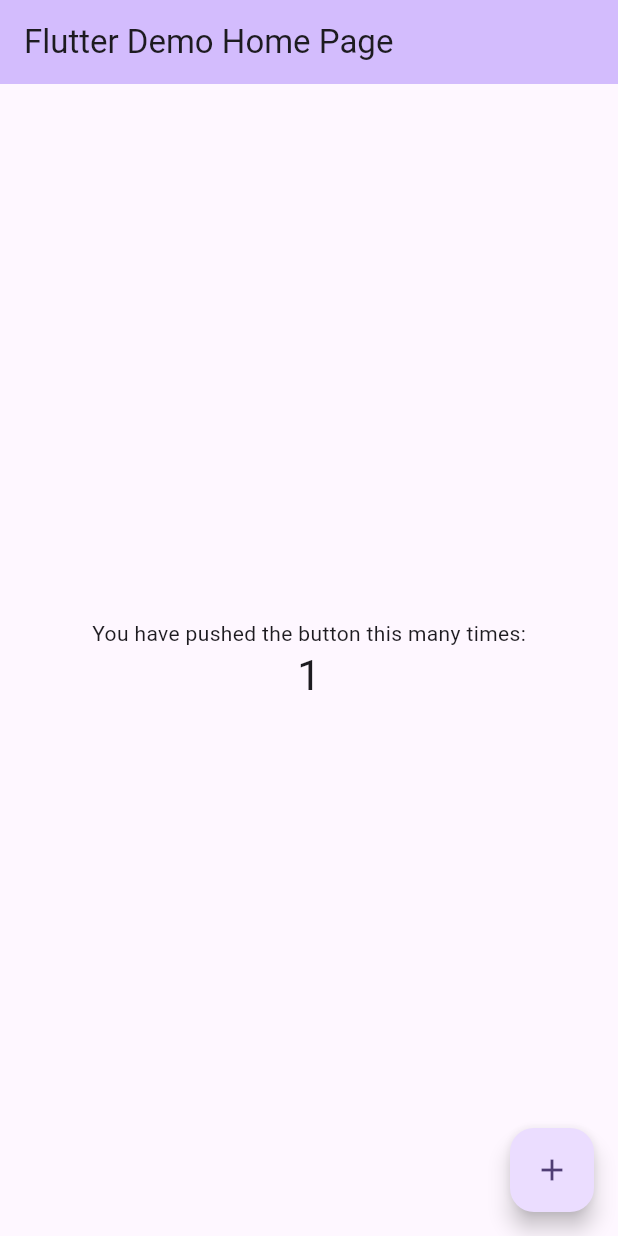
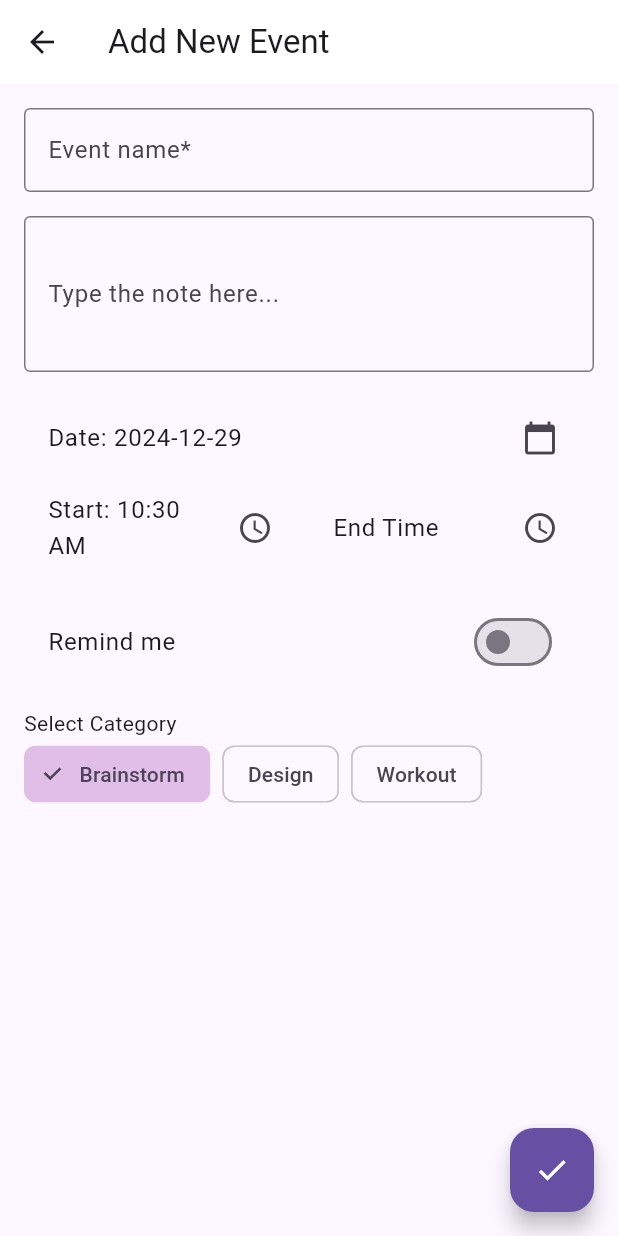
Before and after one commit to Zu9zwan9/flowo_client, a Flutter app: the screen it shows after launch, after a tap on the "add" icon, on a phone screen of 412 x 824 dp. Run offline on Flutter 3.47's test engine with Material 3 defaults, Android fonts, the phone set to English and light mode, and no system bars; our stand-ins replace equatable, flutter_bloc, table_calendar.

Commit message:
0.0.1v calendar and tasks

```diff
--- /dev/null
+++ b/lib/blocs/calendar/calendar_cubit.dart
@@ -0,0 +1,60 @@
+import 'package:flutter_bloc/flutter_bloc.dart';
+import '../../models/event_model.dart';
+import 'calendar_state.dart';
+
+class CalendarCubit extends Cubit<CalendarState> {
+  CalendarCubit()
+      : super(CalendarState(selectedDate: DateTime.now()));
+
+  void selectDate(DateTime date) {
+    emit(state.copyWith(selectedDate: date));
+  }
+
+  void addEvent(Event event) {
+    final updatedEvents = List<Event>.from(state.events)..add(event);
+    emit(state.copyWith(
+      events: updatedEvents,
+      status: CalendarStatus.success,
+    ));
+  }
+
+  void updateEvent(Event event) {
+    final updatedEvents = state.events.map((e) {
+      return e.id == event.id ? event : e;
+    }).toList();
+
+    emit(state.copyWith(
+      events: updatedEvents,
+      status: CalendarStatus.success,
+    ));
+  }
+
+  void deleteEvent(String eventId) {
+    final updatedEvents = state.events.where((event) => event.id != eventId).toList();
+    emit(state.copyWith(
+      events: updatedEvents,
+      status: CalendarStatus.success,
+    ));
+  }
+
+  void toggleEventCompletion(String eventId) {
+    final updatedEvents = state.events.map((event) {
+      if (event.id == eventId) {
+        return event.copyWith(isCompleted: !event.isCompleted);
+      }
+      return event;
+    }).toList();
+
+    emit(state.copyWith(
+      events: updatedEvents,
+      status: CalendarStatus.success,
+    ));
+  }
+
+  List<Event> getEventsForSelectedDate() {
+    return state.events.where((event) =>
+    event.date.year == state.selectedDate.year &&
+        event.date.month == state.selectedDate.month &&
+        event.date.day == state.selectedDate.day).toList();
+  }
+}
--- /dev/null
+++ b/lib/blocs/calendar/calendar_state.dart
@@ -0,0 +1,35 @@
+import 'package:equatable/equatable.dart';
+import '../../models/event_model.dart';
+
+enum CalendarStatus { initial, loading, success, failure }
+
+class CalendarState extends Equatable {
+  final CalendarStatus status;
+  final List<Event> events;
+  final DateTime selectedDate;
+  final String? errorMessage;
+
+  const CalendarState({
+    this.status = CalendarStatus.initial,
+    this.events = const [],
+    required this.selectedDate,
+    this.errorMessage,
+  });
+
+  @override
+  List<Object?> get props => [status, events, selectedDate, errorMessage];
+
+  CalendarState copyWith({
+    CalendarStatus? status,
+    List<Event>? events,
+    DateTime? selectedDate,
+    String? errorMessage,
+  }) {
+    return CalendarState(
+      status: status ?? this.status,
+      events: events ?? this.events,
+      selectedDate: selectedDate ?? this.selectedDate,
+      errorMessage: errorMessage ?? this.errorMessage,
+    );
+  }
+}
--- /dev/null
+++ b/lib/blocs/event_form/event_form_cubit.dart
@@ -0,0 +1,19 @@
+import 'package:flutter_bloc/flutter_bloc.dart';
+import 'event_form_state.dart';
+import '../../models/event_model.dart';
+
+class EventFormCubit extends Cubit<EventFormState> {
+  EventFormCubit() : super(EventFormInitial());
+
+  void createEvent(Event event) {
+    emit(EventFormLoading());
+    try {
+      // Simulate a delay for event creation
+      Future.delayed(Duration(seconds: 1), () {
+        emit(EventFormSuccess(event));
+      });
+    } catch (e) {
+      emit(EventFormFailure(e.toString()));
+    }
+  }
+}
--- /dev/null
+++ b/lib/blocs/event_form/event_form_state.dart
@@ -0,0 +1,31 @@
+import 'package:equatable/equatable.dart';
+import '../../models/event_model.dart';
+
+abstract class EventFormState extends Equatable {
+  const EventFormState();
+
+  @override
+  List<Object?> get props => [];
+}
+
+class EventFormInitial extends EventFormState {}
+
+class EventFormLoading extends EventFormState {}
+
+class EventFormSuccess extends EventFormState {
+  final Event event;
+
+  const EventFormSuccess(this.event);
+
+  @override
+  List<Object?> get props => [event];
+}
+
+class EventFormFailure extends EventFormState {
+  final String error;
+
+  const EventFormFailure(this.error);
+
+  @override
+  List<Object?> get props => [error];
+}
--- a/lib/main.dart
+++ b/lib/main.dart
@@ -1,4 +1,9 @@
 import 'package:flutter/material.dart';
+import 'package:flutter_bloc/flutter_bloc.dart';
+import 'package:table_calendar/table_calendar.dart';
+import 'blocs/calendar/calendar_cubit.dart';
+import 'blocs/event_form/event_form_cubit.dart';
+import 'screens/calendar_screen.dart';
 
 void main() {
   runApp(const MyApp());
@@ -7,119 +12,81 @@
 class MyApp extends StatelessWidget {
   const MyApp({super.key});
 
-  // This widget is the root of your application.
   @override
   Widget build(BuildContext context) {
-    return MaterialApp(
-      title: 'Flutter Demo',
+    return MultiBlocProvider(
+      providers: [
+        BlocProvider(create: (context) => CalendarCubit()),
+        BlocProvider(create: (context) => EventFormCubit()),
+      ],
+      child: MaterialApp(
+        title: 'Calendar App',
         theme: ThemeData(
-        // This is the theme of your application.
-        //
-        // TRY THIS: Try running your application with "flutter run". You'll see
-        // the application has a purple toolbar. Then, without quitting the app,
-        // try changing the seedColor in the colorScheme below to Colors.green
-        // and then invoke "hot reload" (save your changes or press the "hot
-        // reload" button in a Flutter-supported IDE, or press "r" if you used
-        // the command line to start the app).
-        //
-        // Notice that the counter didn't reset back to zero; the application
-        // state is not lost during the reload. To reset the state, use hot
-        // restart instead.
-        //
-        // This works for code too, not just values: Most code changes can be
-        // tested with just a hot reload.
-        colorScheme: ColorScheme.fromSeed(seedColor: Colors.deepPurple),
+          colorScheme: ColorScheme.fromSeed(
+            seedColor: const Color(0xFF6750A4), // Purple color from design
+          ),
           useMaterial3: true,
+          appBarTheme: const AppBarTheme(
+            backgroundColor: Colors.white,
+            elevation: 0,
           ),
-      home: const MyHomePage(title: 'Flutter Demo Home Page'),
+          floatingActionButtonTheme: FloatingActionButtonThemeData(
+            backgroundColor: const Color(0xFF6750A4),
+            foregroundColor: Colors.white,
+          ),
+          chipTheme: ChipThemeData(
+            selectedColor: const Color(0xFF6750A4),
+            secondarySelectedColor: Colors.purple.shade100,
+          ),
+        ),
+        home: const HomeScreen(),
+      ),
     );
   }
 }
 
-class MyHomePage extends StatefulWidget {
-  const MyHomePage({super.key, required this.title});
-
-  // This widget is the home page of your application. It is stateful, meaning
-  // that it has a State object (defined below) that contains fields that affect
-  // how it looks.
-
-  // This class is the configuration for the state. It holds the values (in this
-  // case the title) provided by the parent (in this case the App widget) and
-  // used by the build method of the State. Fields in a Widget subclass are
-  // always marked "final".
-
-  final String title;
+class HomeScreen extends StatefulWidget {
+  const HomeScreen({super.key});
 
   @override
-  State<MyHomePage> createState() => _MyHomePageState();
+  State<HomeScreen> createState() => _HomeScreenState();
 }
 
-class _MyHomePageState extends State<MyHomePage> {
-  int _counter = 0;
+class _HomeScreenState extends State<HomeScreen> {
+  int _selectedIndex = 0;
 
-  void _incrementCounter() {
-    setState(() {
-      // This call to setState tells the Flutter framework that something has
-      // changed in this State, which causes it to rerun the build method below
-      // so that the display can reflect the updated values. If we changed
-      // _counter without calling setState(), then the build method would not be
-      // called again, and so nothing would appear to happen.
-      _counter++;
-    });
-  }
+  final List<Widget> _screens = [
+    const CalendarScreen(),
+    const Center(child: Text('Tasks')),
+    const Center(child: Text('Profile')),
+  ];
 
   @override
   Widget build(BuildContext context) {
-    // This method is rerun every time setState is called, for instance as done
-    // by the _incrementCounter method above.
-    //
-    // The Flutter framework has been optimized to make rerunning build methods
-    // fast, so that you can just rebuild anything that needs updating rather
-    // than having to individually change instances of widgets.
     return Scaffold(
-      appBar: AppBar(
-        // TRY THIS: Try changing the color here to a specific color (to
-        // Colors.amber, perhaps?) and trigger a hot reload to see the AppBar
-        // change color while the other colors stay the same.
-        backgroundColor: Theme.of(context).colorScheme.inversePrimary,
-        // Here we take the value from the MyHomePage object that was created by
-        // the App.build method, and use it to set our appbar title.
-        title: Text(widget.title),
+      body: _screens[_selectedIndex],
+      bottomNavigationBar: NavigationBar(
+        selectedIndex: _selectedIndex,
+        onDestinationSelected: (index) {
+          setState(() {
+            _selectedIndex = index;
+          });
+        },
+        destinations: const [
+          NavigationDestination(
+            icon: Icon(Icons.calendar_today),
+            label: 'Calendar',
           ),
-      body: Center(
-        // Center is a layout widget. It takes a single child and positions it
-        // in the middle of the parent.
-        child: Column(
-          // Column is also a layout widget. It takes a list of children and
-          // arranges them vertically. By default, it sizes itself to fit its
-          // children horizontally, and tries to be as tall as its parent.
-          //
-          // Column has various properties to control how it sizes itself and
-          // how it positions its children. Here we use mainAxisAlignment to
-          // center the children vertically; the main axis here is the vertical
-          // axis because Columns are vertical (the cross axis would be
-          // horizontal).
-          //
-          // TRY THIS: Invoke "debug painting" (choose the "Toggle Debug Paint"
-          // action in the IDE, or press "p" in the console), to see the
-          // wireframe for each widget.
-          mainAxisAlignment: MainAxisAlignment.center,
-          children: <Widget>[
-            const Text(
-              'You have pushed the button this many times:',
+          NavigationDestination(
+            icon: Icon(Icons.task),
+            label: 'Tasks',
           ),
-            Text(
-              '$_counter',
-              style: Theme.of(context).textTheme.headlineMedium,
+          NavigationDestination(
+            icon: Icon(Icons.person),
+            label: 'Profile',
           ),
         ],
       ),
-      ),
-      floatingActionButton: FloatingActionButton(
-        onPressed: _incrementCounter,
-        tooltip: 'Increment',
-        child: const Icon(Icons.add),
-      ), // This trailing comma makes auto-formatting nicer for build methods.
     );
   }
 }
--- /dev/null
+++ b/lib/screens/add_event_screen.dart
@@ -0,0 +1,200 @@
+import 'package:flutter/material.dart';
+import 'package:flutter_bloc/flutter_bloc.dart';
+import 'package:uuid/uuid.dart';
+import '../models/event_model.dart';
+import '../blocs/calendar/calendar_cubit.dart';
+
+class AddEventScreen extends StatefulWidget {
+  const AddEventScreen({super.key});
+
+  @override
+  State<AddEventScreen> createState() => _AddEventScreenState();
+}
+
+class _AddEventScreenState extends State<AddEventScreen> {
+  final _formKey = GlobalKey<FormState>();
+  late TextEditingController _titleController;
+  late TextEditingController _descriptionController;
+  DateTime _selectedDate = DateTime.now();
+  TimeOfDay _startTime = TimeOfDay.now();
+  TimeOfDay? _endTime;
+  String _selectedCategory = 'Brainstorm';
+  bool _remindMe = false;
+
+  @override
+  void initState() {
+    super.initState();
+    _titleController = TextEditingController();
+    _descriptionController = TextEditingController();
+  }
+
+  @override
+  void dispose() {
+    _titleController.dispose();
+    _descriptionController.dispose();
+    super.dispose();
+  }
+
+  @override
+  Widget build(BuildContext context) {
+    return Scaffold(
+        appBar: AppBar(
+        title: const Text('Add New Event'),
+    ),
+    body: Form(
+    key: _formKey,
+    child: ListView(
+    padding: const EdgeInsets.all(16.0),
+    children: [
+    TextFormField(
+    controller: _titleController,
+    decoration: const InputDecoration(
+    labelText: 'Event name*',
+    border: OutlineInputBorder(),
+    ),
+    validator: (value) {
+    if (value == null || value.isEmpty) {
+    return 'Please enter an event name';
+    }
+    return null;
+    },
+    ),
+    const SizedBox(height: 16.0),
+    TextFormField(
+    controller: _descriptionController,
+    decoration: const InputDecoration(
+    labelText: 'Type the note here...',
+    border: OutlineInputBorder(),
+    ),
+    maxLines: 3,
+    ),
+    const SizedBox(height: 16.0),
+    ListTile(
+    title: Text('Date: ${_selectedDate.toString().split(' ')[0]}'),
+    trailing: const Icon(Icons.calendar_today),
+    onTap: () async {
+    final DateTime? picked = await showDatePicker(
+    context: context,
+    initialDate: _selectedDate,
+    firstDate: DateTime(2020),
+    lastDate: DateTime(2025),
+    );
+    if (picked != null) {
+    setState(() {
+    _selectedDate = picked;
+    });
+    }
+    },
+    ),
+    Row(
+    children: [
+    Expanded(
+    child: ListTile(
+    title: Text('Start: ${_startTime.format(context)}'),
+    trailing: const Icon(Icons.access_time),
+    onTap: () async {
+    final TimeOfDay? picked = await showTimePicker(
+    context: context,
+    initialTime: _startTime,
+    );
+    if (picked != null) {
+    setState(() {
+    _startTime = picked;
+    });
+    }
+    },
+    ),
+    ),
+    Expanded(
+    child: ListTile(
+    title: Text(_endTime == null
+    ? 'End Time'
+        : _endTime!.format(context)),
+    trailing: const Icon(Icons.access_time),
+    onTap: () async {
+    final TimeOfDay? picked = await showTimePicker(
+    context: context,
+    initialTime: _endTime ?? TimeOfDay.now(),
+    );
+    if (picked != null) {
+    setState(() {
+    _endTime = picked;
+    });
+    }
+    },
+    ),
+    ),
+    ],
+    ),
+    const SizedBox(height: 16.0),
+    SwitchListTile(
+    title: const Text('Remind me'),
+    value: _remindMe,
+    onChanged: (bool value) {
+    setState(() {
+    _remindMe = value;
+    });
+    },
+    ),
+    const SizedBox(height: 16.0),
+    const Text('Select Category'),
+    Wrap(
+    spacing: 8.0,
+    children: [
+    ChoiceChip(
+    label: const Text('Brainstorm'),
+    selected: _selectedCategory == 'Brainstorm',
+    onSelected: (bool selected) {
+    setState(() {
+    _selectedCategory = 'Brainstorm';
+    });
+    },
+    ),
+    ChoiceChip(
+    label: const Text('Design'),
+    selected: _selectedCategory == 'Design',
+    onSelected: (bool selected) {
+    setState(() {
+    _selectedCategory = 'Design';
+    });
+    },
+    ),
+    ChoiceChip(
+    label: const Text('Workout'),
+    selected: _selectedCategory == 'Workout',
+    onSelected: (bool selected) {
+    setState(() {
+    _selectedCategory = 'Workout';
+    });
+    },
+    ),
+    ],
+    ),
+    ],
+    ),
+    ),
+    floatingActionButton: FloatingActionButton(
+    child: const Icon(Icons.check),
+    onPressed: () {
+    if (_formKey.currentState!.validate()) {
+    final event = Event(
+    id: const Uuid().v4(),
+    title: _titleController.text,
+    description: _descriptionController.text.isEmpty
+    ? null
+        : _descriptionController.text,
+    date: _selectedDate,
+    startTime: _startTime,
+    endTime: _endTime,
+    category: _selectedCategory,
+    isReminded: _remindMe,
+    isCompleted: false,
+    );
+    context.read<CalendarCubit>().addEvent(event);
+    Navigator.pop(context);
+    }
+    },
+    ),
+    );
+  }
+}
--- /dev/null
+++ b/lib/screens/calendar_screen.dart
@@ -0,0 +1,71 @@
+import 'package:flutter/material.dart';
+import 'package:flutter_bloc/flutter_bloc.dart';
+import 'package:table_calendar/table_calendar.dart';
+import '../blocs/calendar/calendar_cubit.dart';
+import '../blocs/calendar/calendar_state.dart';
+import '../widgets/event_card.dart';
+import 'add_event_screen.dart';
+
+class CalendarScreen extends StatelessWidget {
+  const CalendarScreen({super.key});
+
+  @override
+  Widget build(BuildContext context) {
+    return Scaffold(
+      appBar: AppBar(
+        title: const Text('Calendar'),
+      ),
+      body: BlocBuilder<CalendarCubit, CalendarState>(
+        builder: (context, state) {
+          return Column(
+            children: [
+              TableCalendar(
+                firstDay: DateTime.utc(2020, 1, 1),
+                lastDay: DateTime.utc(2030, 12, 31),
+                focusedDay: state.selectedDate,
+                selectedDayPredicate: (day) =>
+                    isSameDay(state.selectedDate, day),
+                onDaySelected: (selectedDay, focusedDay) {
+                  context.read<CalendarCubit>().selectDate(selectedDay);
+                },
+                calendarStyle: const CalendarStyle(
+                  selectedDecoration: BoxDecoration(
+                    color: Color(0xFF6750A4),
+                    shape: BoxShape.circle,
+                  ),
+                  todayDecoration: BoxDecoration(
+                    color: Colors.blue,
+                    shape: BoxShape.circle,
+                  ),
+                ),
+              ),
+              Expanded(
+                child: ListView.builder(
+                  itemCount: context
+                      .read<CalendarCubit>()
+                      .getEventsForSelectedDate()
+                      .length,
+                  itemBuilder: (context, index) {
+                    final events =
+                    context.read<CalendarCubit>().getEventsForSelectedDate();
+                    final event = events[index];
+                    return EventCard(event: event);
+                  },
+                ),
+              ),
+            ],
+          );
+        },
+      ),
+      floatingActionButton: FloatingActionButton(
+        child: const Icon(Icons.add),
+        onPressed: () {
+          Navigator.push(
+            context,
+            MaterialPageRoute(builder: (_) => const AddEventScreen()),
+          );
+        },
+      ),
+    );
+  }
+}
--- /dev/null
+++ b/lib/widgets/event_card.dart
@@ -0,0 +1,18 @@
+import 'package:flutter/material.dart';
+import '../models/event_model.dart';
+
+class EventCard extends StatelessWidget {
+  final Event event;
+
+  const EventCard({required this.event, super.key});
+
+  @override
+  Widget build(BuildContext context) {
+    return Card(
+      child: ListTile(
+        title: Text(event.title),
+        subtitle: Text(event.description ?? ''),
+      ),
+    );
+  }
+}
--- a/pubspec.yaml
+++ b/pubspec.yaml
@@ -32,6 +32,9 @@ dependencies:
     sdk: flutter
   flutter_bloc: ^8.1.3
   equatable: ^2.0.5
+  table_calendar: ^3.0.0
+  uuid: ^3.0.4
+  bloc: ^8.1.0
   # The following adds the Cupertino Icons font to your application.
   # Use with the CupertinoIcons class for iOS style icons.
   cupertino_icons: ^1.0.8
```
Also changed, not shown: lib/screens/home_screen.dart (added, +49 -0 lines), lib/screens/task_list_screen.dart (added, +35 -0 lines), pubspec.lock. Lines whose indentation alone changed are shown as unchanged.
